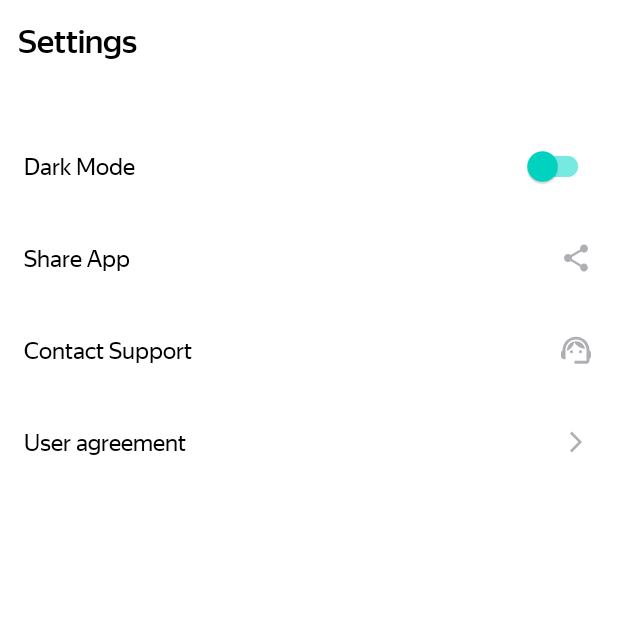
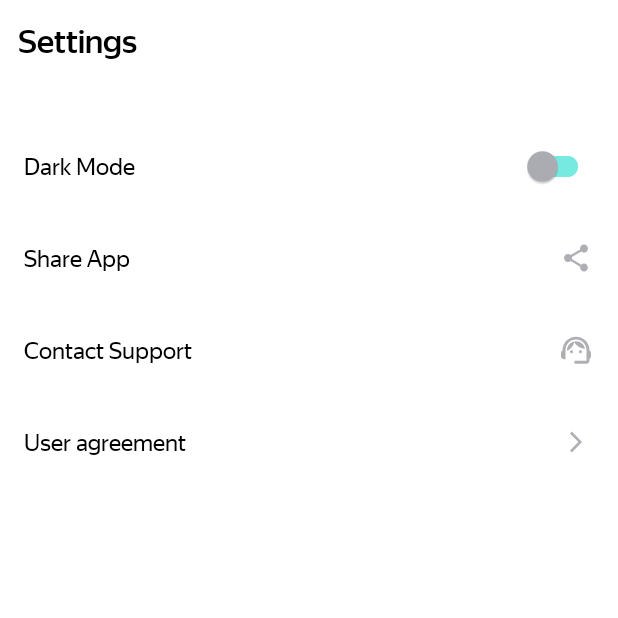
Before and after one commit to JosephPtn/PlaylistMaker, an Android app: the SettingsFragment screen opened through its navigation route, on a phone screen of 412 x 824 dp, the top half of it. Run offline under Robolectric (Android 15) with nearby library versions, the phone set to English and light mode, and no system bars; our stand-ins replace navigation-ui.

Commit message:
Спринт 19

```diff
--- a/app/src/main/res/layout/tracks_view.xml
+++ b/app/src/main/res/layout/tracks_view.xml
@@ -37,12 +37,12 @@
                 android:layout_height="wrap_content"
                 android:layout_marginStart="8dp"
                 android:layout_marginTop="14dp"
-                android:layout_marginEnd="34dp"
+                android:layout_marginEnd="8dp"
                 android:ellipsize="end"
                 android:maxLines="1"
                 android:text="TextView"
                 android:textSize="16sp"
-                app:layout_constraintEnd_toEndOf="parent"
+                app:layout_constraintEnd_toStartOf="@+id/arrowForwardBtnTrackCardView"
                 app:layout_constraintStart_toEndOf="@+id/trackNameImage"
                 app:layout_constraintTop_toTopOf="parent" />
 
--- a/app/src/main/res/values-night/colors.xml
+++ b/app/src/main/res/values-night/colors.xml
@@ -18,7 +18,7 @@
     <color name="btn_retry_text">#1A1B22</color>
     <color name="btn_retry_color">#FFFFFF</color>
     <!-- activity_settings -->
-    <color name="switch_thumb_tint">#3772E7</color>
+    <color name="switch_thumb_tint">#AEAFB4</color>
     <color name="switch_track_tint">#9FBBF3</color>
 
     <!-- player_fragment-->
--- a/app/src/main/res/values/colors.xml
+++ b/app/src/main/res/values/colors.xml
@@ -18,7 +18,7 @@
     <color name="btn_retry_text">#FFFFFF</color>
     <color name="btn_retry_color">#1A1B22</color>
     <!-- activity_settings -->
-    <color name="switch_thumb_tint">#00D6C3</color>
+    <color name="switch_thumb_tint">#AEAFB4</color>
     <color name="switch_track_tint">#76EAE0</color>
 
     <!-- player_fragment-->
```
